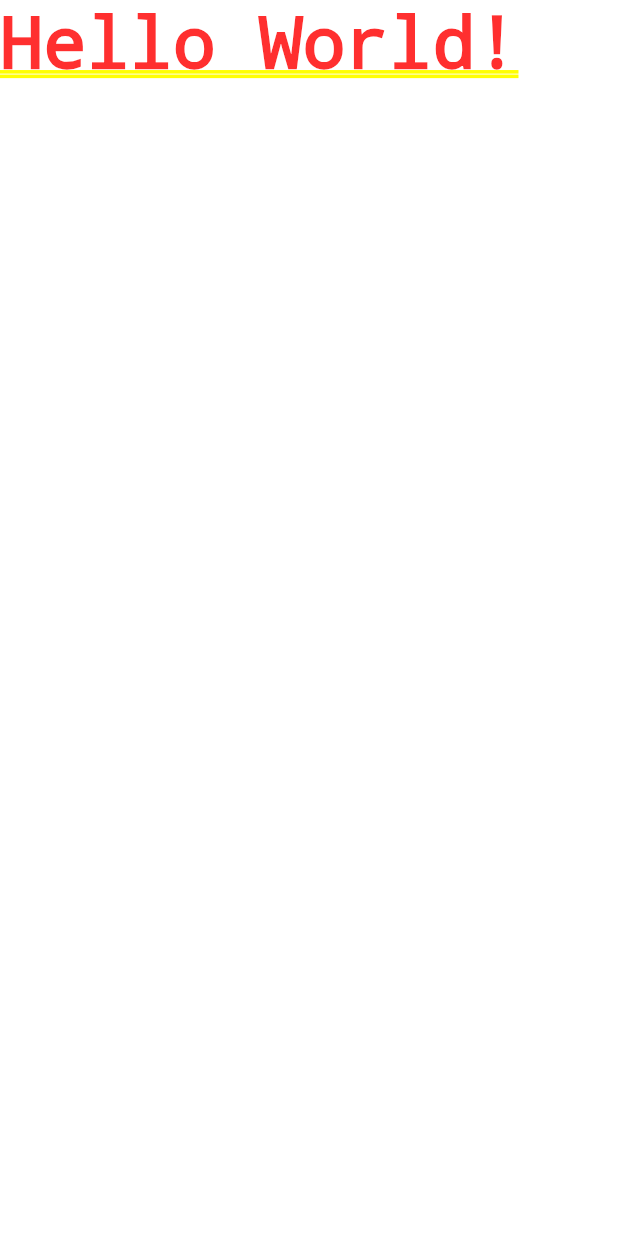
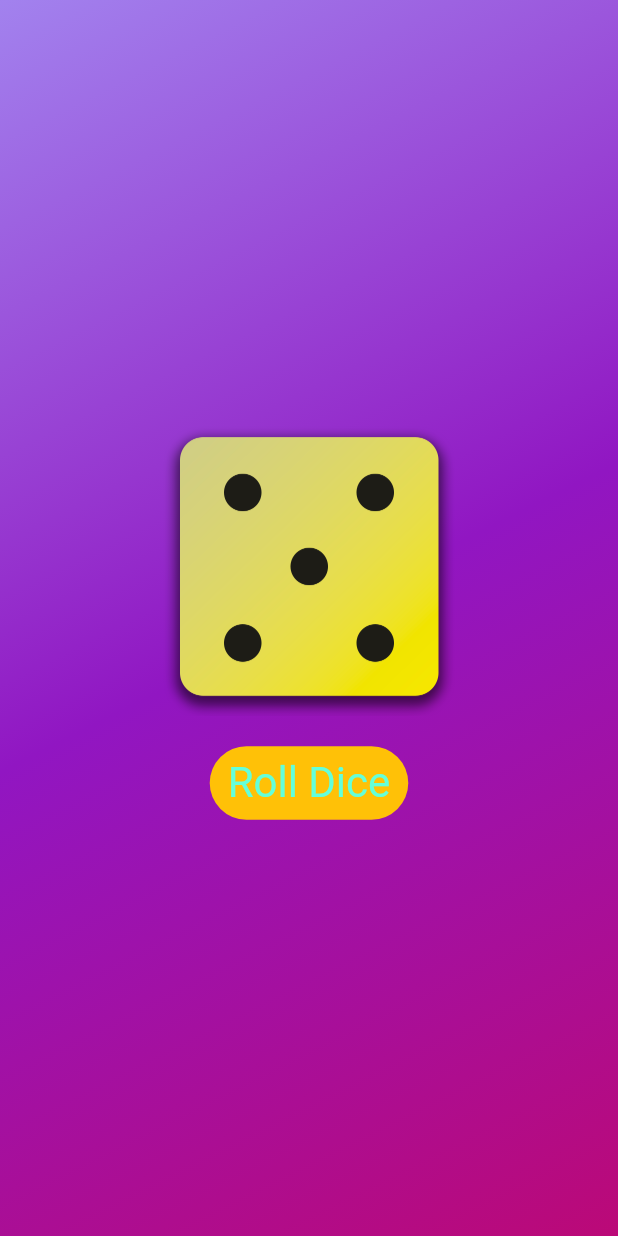
Before and after one commit to NgNgThVi/Learning_Flutter, a Flutter app: the screen it shows after launch, on a phone screen of 412 x 824 dp. Run offline on Flutter 3.47's test engine with Material 3 defaults, Android fonts, the phone set to English and light mode, and no system bars.

Commit message:
First App Roll Dice

```diff
--- /dev/null
+++ b/lib/dice_roller.dart
@@ -0,0 +1,51 @@
+import 'dart:math';
+
+import 'package:flutter/material.dart';
+
+final randomizer = Random();
+
+class DiceRoller extends StatefulWidget {
+  const DiceRoller({super.key});
+
+  @override
+  State<DiceRoller> createState() {
+    return _DiceRollerState();
+  }
+}
+
+class _DiceRollerState extends State<DiceRoller> {
+  var currentDiceRoll = randomizer.nextInt(6) + 1;
+
+  void rollDice() {
+    setState(() {
+      currentDiceRoll = randomizer.nextInt(6) + 1; // 0 + 1 <= x < 11
+    });
+  }
+
+  @override
+  Widget build(BuildContext context) {
+    return Column(
+      mainAxisSize: MainAxisSize.min,
+      children: [
+        Image.asset(
+          "assets/images/dice-$currentDiceRoll.png",
+          width: 200,
+        ),
+        const SizedBox(
+          height: 20,
+        ),
+        TextButton(
+          onPressed: rollDice,
+          style: TextButton.styleFrom(
+              // padding: const EdgeInsets.only(
+              //   top: 20,
+              // ),
+              foregroundColor: Colors.tealAccent,
+              backgroundColor: Colors.amber,
+              textStyle: const TextStyle(fontSize: 28)),
+          child: const Text('Roll Dice'),
+        ),
+      ],
+    );
+  }
+}
--- /dev/null
+++ b/lib/gradient_container.dart
@@ -0,0 +1,30 @@
+import 'package:first_app/dice_roller.dart';
+import 'package:flutter/material.dart';
+
+var startAlignment = Alignment.topLeft;
+var endAlignment = Alignment.bottomRight;
+
+class GradientContainer extends StatelessWidget {
+  const GradientContainer({super.key, required this.colors});
+
+  final List<Color> colors;
+
+  void rollDice() {
+    // ..
+  }
+  @override
+  Widget build(context) {
+    return Container(
+      decoration: BoxDecoration(
+        gradient: LinearGradient(
+          colors: colors,
+          begin: startAlignment,
+          end: endAlignment,
+        ),
+      ),
+      child: const Center(
+        child: DiceRoller(),
+      ),
+    );
+  }
+}
```
Also changed, not shown: lib/main.dart (+13 -1 lines), lib/styled_container.dart (added, +15 -0 lines), pubspec.yaml (+7 -3 lines), assets/images/dice-1.png (added), assets/images/dice-2.png (added), assets/images/dice-3.png (added), assets/images/dice-4.png (added), assets/images/dice-5.png (added), assets/images/dice-6.png (added), 1 other file.
